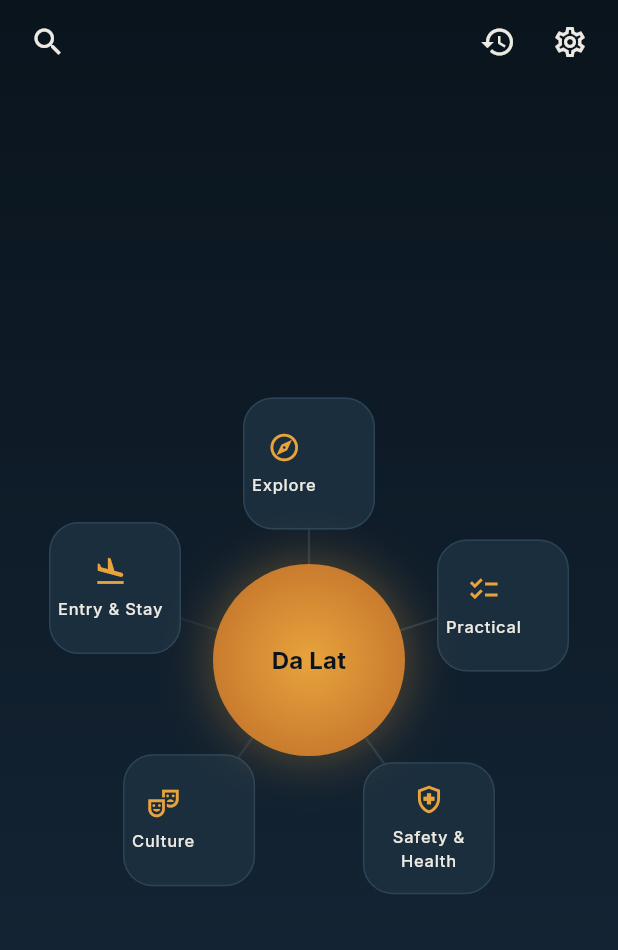
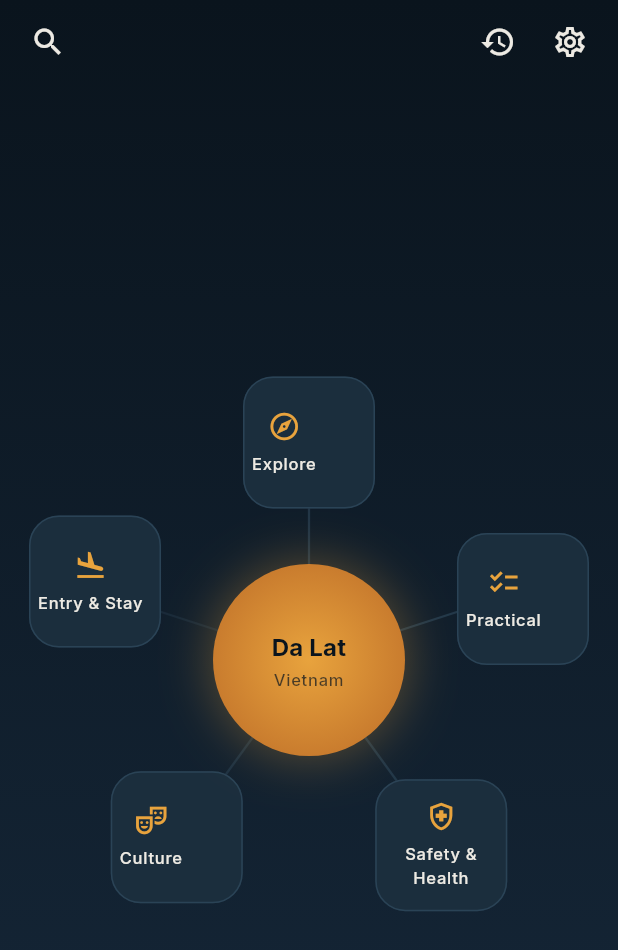
Before and after one commit to dieuvu0584/iLocation, a Flutter app: the screen it shows after launch, after a tap on "Try a demo (Da Lat)", on a phone screen of 412 x 824 dp. Shown: the top 950 px of the screen. Run offline on Flutter 3.47's test engine with Material 3 defaults, Android fonts, the phone set to English and light mode, and no system bars; our stand-ins replace flutter_secure_storage, google_fonts, shared_preferences, sqflite, sqflite_common_ffi; accounts and stored records are empty.

Commit message:
Node-graph: show country under location name, widen ring spacing
The center circle now shows the country name in smaller text under
the location name (e.g. "Da Lat" / "Vietnam"), sourced from
Nominatim's address.country (already localized via accept-language,
same request as the name/local-name lookup — no extra network call).
Threaded through LocationSearchCandidate -> LocationInfo -> the
locations cache table, which needed a schema migration (version 1->2,
ALTER TABLE locations ADD COLUMN country) since existing installs
already have a locations table without it.

Also increased the tier-1/tier-2 ring radius so the group/item boxes
sit farther from the center circle instead of nearly touching it,
per visual feedback on a real-device screenshot.

```diff
--- a/mobile/lib/data/mock_location.dart
+++ b/mobile/lib/data/mock_location.dart
@@ -10,6 +10,7 @@ const LocationSearchCandidate mockCandidate = LocationSearchCandidate(
   lat: 11.9404,
   lng: 108.4583,
   countryCode: 'VN',
+  country: 'Vietnam',
 );
 
 LocationResponse buildMockLocationResponse() {
@@ -36,7 +37,14 @@ LocationResponse buildMockLocationResponse() {
       );
 
   return LocationResponse(
-    location: LocationInfo(id: mockCandidate.locationId, name: mockCandidate.name, lat: mockCandidate.lat, lng: mockCandidate.lng, countryCode: mockCandidate.countryCode),
+    location: LocationInfo(
+      id: mockCandidate.locationId,
+      name: mockCandidate.name,
+      lat: mockCandidate.lat,
+      lng: mockCandidate.lng,
+      countryCode: mockCandidate.countryCode,
+      country: mockCandidate.country,
+    ),
     cachedAt: now,
     groups: [
       Group(id: 'explore', label: 'Explore', children: [
--- a/mobile/lib/db/app_database.dart
+++ b/mobile/lib/db/app_database.dart
@@ -17,7 +17,7 @@ class AppDatabase {
     final path = join(dbPath, 'ilocation_cache.db');
     return openDatabase(
       path,
-      version: 1,
+      version: 2,
       onCreate: (db, version) async {
         await db.execute('''
           CREATE TABLE locations (
@@ -26,6 +26,7 @@ class AppDatabase {
             lat REAL NOT NULL,
             lng REAL NOT NULL,
             country_code TEXT,
+            country TEXT,
             created_at TEXT NOT NULL
           )
         ''');
@@ -46,6 +47,11 @@ class AppDatabase {
           )
         ''');
       },
+      onUpgrade: (db, oldVersion, newVersion) async {
+        if (oldVersion < 2) {
+          await db.execute('ALTER TABLE locations ADD COLUMN country TEXT');
+        }
+      },
     );
   }
 
--- a/mobile/lib/models/location_models.dart
+++ b/mobile/lib/models/location_models.dart
@@ -67,12 +67,19 @@ class LocationInfo {
   final double lng;
   final String? countryCode;
 
+  /// Full country name (e.g. "United States"), from Nominatim's
+  /// `address.country` — already localized to whatever `accept-language`
+  /// the search request used. Shown as the smaller sub-label under the
+  /// location name on the node-graph center node.
+  final String? country;
+
   const LocationInfo({
     required this.id,
     required this.name,
     required this.lat,
     required this.lng,
     this.countryCode,
+    this.country,
   });
 
   factory LocationInfo.fromJson(Map<String, dynamic> json) => LocationInfo(
@@ -81,6 +88,7 @@ class LocationInfo {
         lat: (json['lat'] as num).toDouble(),
         lng: (json['lng'] as num).toDouble(),
         countryCode: json['country_code'] as String?,
+        country: json['country'] as String?,
       );
 
   Map<String, dynamic> toJson() => {
@@ -89,6 +97,7 @@ class LocationInfo {
         'lat': lat,
         'lng': lng,
         'country_code': countryCode,
+        'country': country,
       };
 }
 
@@ -106,6 +115,10 @@ class LocationSearchCandidate {
   /// when there's nothing distinct to show (see `geocode_service.dart`).
   final String? localName;
 
+  /// Full country name from Nominatim's `address.country` — see
+  /// `LocationInfo.country`.
+  final String? country;
+
   const LocationSearchCandidate({
     required this.locationId,
     required this.name,
@@ -114,6 +127,7 @@ class LocationSearchCandidate {
     required this.lng,
     this.countryCode,
     this.localName,
+    this.country,
   });
 
   factory LocationSearchCandidate.fromJson(Map<String, dynamic> json) => LocationSearchCandidate(
@@ -124,6 +138,7 @@ class LocationSearchCandidate {
         lng: (json['lng'] as num).toDouble(),
         countryCode: json['country_code'] as String?,
         localName: json['local_name'] as String?,
+        country: json['country'] as String?,
       );
 
   Map<String, dynamic> toJson() => {
@@ -134,6 +149,7 @@ class LocationSearchCandidate {
         'lng': lng,
         'country_code': countryCode,
         'local_name': localName,
+        'country': country,
       };
 }
 
--- a/mobile/lib/screens/graph/node_graph_screen.dart
+++ b/mobile/lib/screens/graph/node_graph_screen.dart
@@ -120,18 +120,21 @@ class _NodeGraphScreenState extends State<NodeGraphScreen> with SingleTickerProv
         return LayoutBuilder(
           builder: (context, constraints) {
             final size = constraints.biggest;
-            final radius = (size.shortestSide / 2 - 70).clamp(90.0, 170.0);
+            final radius = (size.shortestSide / 2 - 56).clamp(112.0, 190.0);
 
             final List<_NodeSpec> ringSpecs;
             final String centerLabel;
+            final String? centerSublabel;
             if (_activeGroupId == null) {
               centerLabel = response.location.name;
+              centerSublabel = response.location.country;
               ringSpecs = response.groups
                   .map((g) => _NodeSpec(id: g.id, label: g.label, icon: iconForGroup(g.id), item: null))
                   .toList();
             } else {
               final group = response.groupById(_activeGroupId!);
               centerLabel = group?.label ?? '';
+              centerSublabel = null;
               ringSpecs = (group?.children ?? [])
                   .map((c) => _NodeSpec(id: c.id, label: c.label, icon: iconForChild(c.id), item: c))
                   .toList();
@@ -178,6 +181,7 @@ class _NodeGraphScreenState extends State<NodeGraphScreen> with SingleTickerProv
                       ),
                     CenterNode(
                       label: centerLabel,
+                      sublabel: centerSublabel,
                       animation: _ambientController,
                       reducedMotion: reducedMotion,
                       onTap: _activeGroupId == null ? null : _backToTier1,
--- a/mobile/lib/services/cache_service.dart
+++ b/mobile/lib/services/cache_service.dart
@@ -68,6 +68,7 @@ class CacheService {
         'lat': location.lat,
         'lng': location.lng,
         'country_code': location.countryCode,
+        'country': location.country,
         'created_at': DateTime.now().toUtc().toIso8601String(),
       },
       conflictAlgorithm: ConflictAlgorithm.replace,
@@ -85,6 +86,7 @@ class CacheService {
       lat: row['lat'] as double,
       lng: row['lng'] as double,
       countryCode: row['country_code'] as String?,
+      country: row['country'] as String?,
     );
   }
 
--- a/mobile/lib/services/geocode_service.dart
+++ b/mobile/lib/services/geocode_service.dart
@@ -57,6 +57,7 @@ class GeocodeService {
           ? result['name'] as String
           : displayName.split(',').first.trim();
       final countryCode = (address['country_code'] as String?)?.toUpperCase();
+      final country = address['country'] as String?;
       final nativeName = namedetails['name'] as String?;
       final localName = (nativeName != null && nativeName.isNotEmpty && nativeName != name) ? nativeName : null;
 
@@ -66,6 +67,7 @@ class GeocodeService {
         formattedAddress: displayName,
         lat: lat,
         lng: lng,
+        country: country,
         countryCode: countryCode,
         localName: localName,
       );
--- a/mobile/lib/services/orchestrator_service.dart
+++ b/mobile/lib/services/orchestrator_service.dart
@@ -149,6 +149,7 @@ class OrchestratorService {
       lat: candidate.lat,
       lng: candidate.lng,
       countryCode: candidate.countryCode,
+      country: candidate.country,
     );
     await _cache.upsertLocation(location);
 
@@ -180,6 +181,7 @@ class OrchestratorService {
       lat: candidate.lat,
       lng: candidate.lng,
       countryCode: candidate.countryCode,
+      country: candidate.country,
     );
     await _resolveItem(itemId, groupId, location, settings, true);
   }
--- a/mobile/lib/widgets/node_graph/graph_node.dart
+++ b/mobile/lib/widgets/node_graph/graph_node.dart
@@ -9,6 +9,7 @@ import '../../theme/colors.dart';
 /// every node in the graph animates off one ticker instead of many.
 class CenterNode extends StatelessWidget {
   final String label;
+  final String? sublabel;
   final Animation<double> animation;
   final bool reducedMotion;
   final VoidCallback? onTap;
@@ -16,6 +17,7 @@ class CenterNode extends StatelessWidget {
   const CenterNode({
     super.key,
     required this.label,
+    this.sublabel,
     required this.animation,
     required this.reducedMotion,
     this.onTap,
@@ -71,15 +73,32 @@ class CenterNode extends StatelessWidget {
                     child: Center(
                       child: Padding(
                         padding: const EdgeInsets.all(14),
-                        child: Text(
+                        child: Column(
+                          mainAxisSize: MainAxisSize.min,
+                          children: [
+                            Text(
                               label,
                               textAlign: TextAlign.center,
-                          maxLines: 3,
+                              maxLines: sublabel == null ? 3 : 2,
                               overflow: TextOverflow.ellipsis,
                               style: Theme.of(context)
                                   .textTheme
                                   .titleMedium
                                   ?.copyWith(color: AppColors.bgDark, fontWeight: FontWeight.w700),
+                            ),
+                            if (sublabel != null) ...[
+                              const SizedBox(height: 2),
+                              Text(
+                                sublabel!,
+                                textAlign: TextAlign.center,
+                                maxLines: 1,
+                                overflow: TextOverflow.ellipsis,
+                                style: Theme.of(context).textTheme.labelSmall?.copyWith(
+                                      color: AppColors.bgDark.withValues(alpha: 0.7),
+                                    ),
+                              ),
+                            ],
+                          ],
                         ),
                       ),
                     ),
```
Lines whose indentation alone changed are shown as unchanged.
